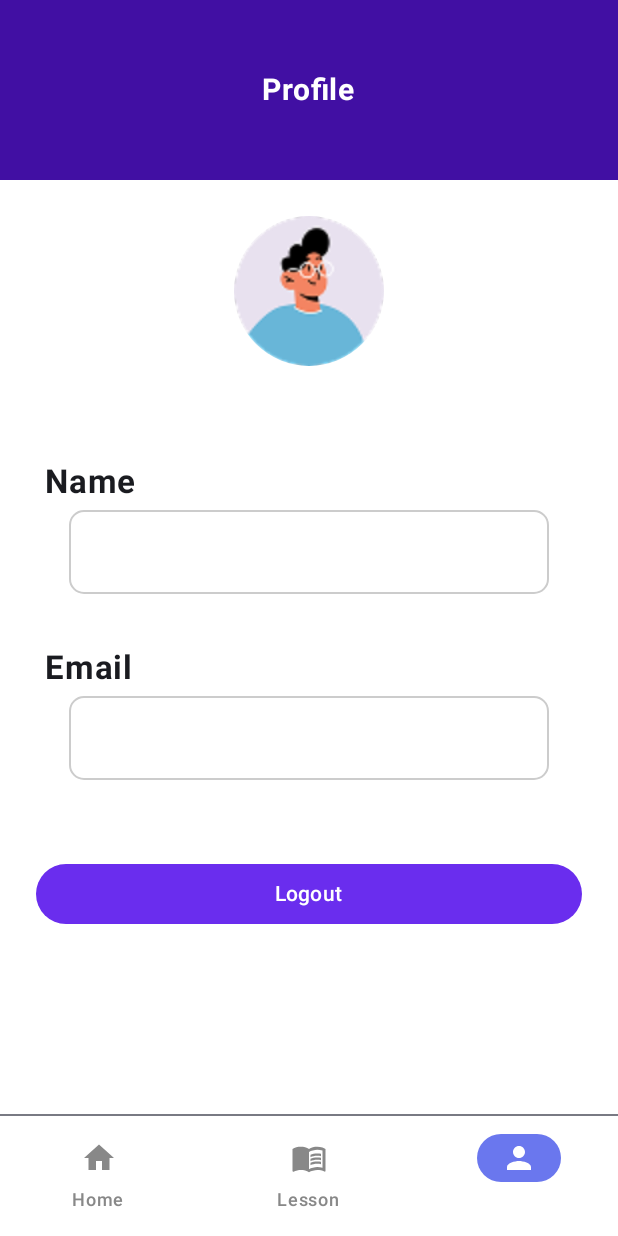
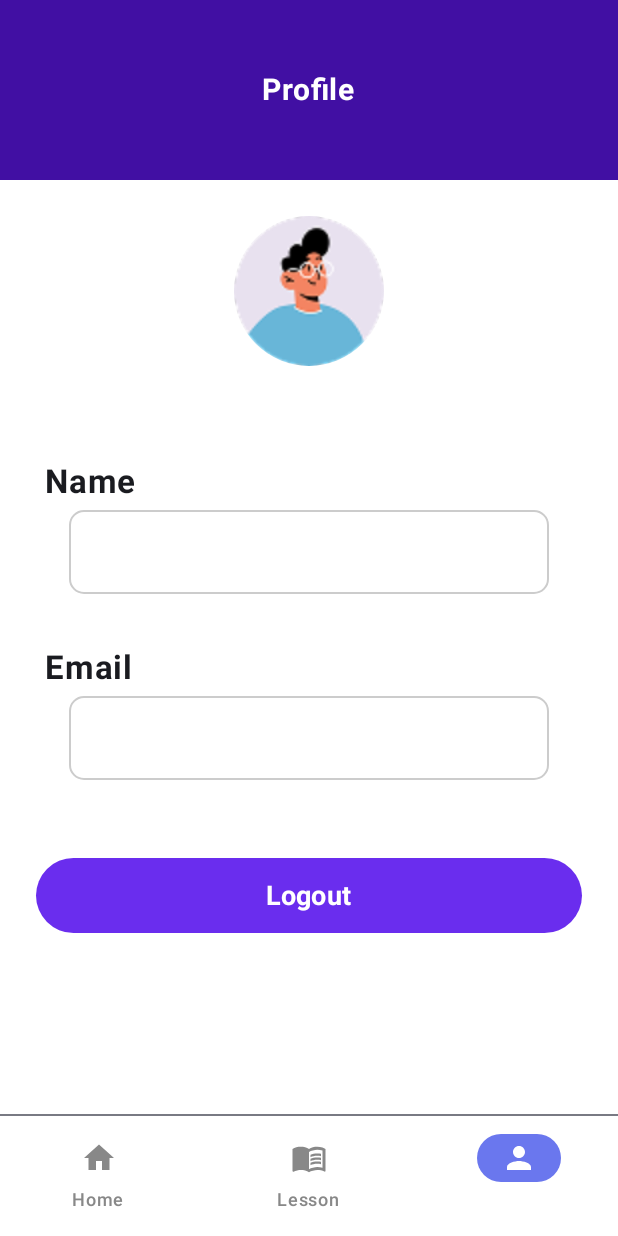
Before and after one commit to nkhoaa05/EnLearn, an Android app built with Jetpack Compose: the MainScreen screen opened through its navigation route, item 3 of the bottom bar chosen, on a phone screen of 412 x 824 dp. Run offline under Robolectric (Android 15) with nearby library versions, the phone set to English and light mode, and no system bars; our stand-ins replace Firebase (no records; nobody signed in at launch, a user with empty details on screens opened directly), livedata-compose.

Commit message:
edit UI profile

```diff
--- /dev/null
+++ b/app/src/main/java/com/example/enlearn/ui/components/InfoField.kt
@@ -0,0 +1,58 @@
+package com.example.enlearn.ui.components
+
+import androidx.compose.foundation.layout.Column
+import androidx.compose.foundation.layout.Spacer
+import androidx.compose.foundation.layout.fillMaxWidth
+import androidx.compose.foundation.layout.height
+import androidx.compose.foundation.layout.padding
+import androidx.compose.foundation.layout.width
+import androidx.compose.foundation.shape.RoundedCornerShape
+import androidx.compose.material3.OutlinedTextField
+import androidx.compose.material3.Text
+import androidx.compose.material3.TextFieldDefaults
+import androidx.compose.runtime.Composable
+import androidx.compose.ui.Alignment
+import androidx.compose.ui.Modifier
+import androidx.compose.ui.graphics.Color
+import androidx.compose.ui.text.font.FontWeight
+import androidx.compose.ui.unit.dp
+import androidx.compose.ui.unit.sp
+
+@Composable
+fun InfoField(
+    label: String,
+    value: String,
+) {
+    Text(
+        text = label,
+        fontSize = 22.sp,
+        fontWeight = FontWeight.Bold,
+        modifier = Modifier.padding(start = 30.dp)
+    )
+    Spacer(modifier = Modifier.height(5.dp))
+    Column(
+        modifier = Modifier.fillMaxWidth(),
+        horizontalAlignment = Alignment.CenterHorizontally
+    ) {
+        OutlinedTextField(
+            value = value,
+            onValueChange = {},
+            modifier = Modifier
+                .width(320.dp)
+                .height(56.dp),
+            shape = RoundedCornerShape(10.dp),
+            colors = TextFieldDefaults.colors(
+                focusedTextColor = Color.Black,
+                unfocusedTextColor = Color.Black,
+                focusedContainerColor = Color.White,
+                unfocusedContainerColor = Color.White,
+                focusedIndicatorColor = Color.LightGray,
+                unfocusedIndicatorColor = Color.LightGray
+            ),
+            singleLine = true,
+            readOnly = true
+        )
+    }
+
+    Spacer(modifier = Modifier.height(20.dp))
+}
--- a/app/src/main/java/com/example/enlearn/ui/screen/home/ProfileScreen.kt
+++ b/app/src/main/java/com/example/enlearn/ui/screen/home/ProfileScreen.kt
@@ -11,6 +11,7 @@ import androidx.compose.foundation.layout.height
 import androidx.compose.foundation.layout.padding
 import androidx.compose.foundation.layout.size
 import androidx.compose.foundation.shape.CircleShape
+import androidx.compose.foundation.shape.RoundedCornerShape
 import androidx.compose.material3.Button
 import androidx.compose.material3.ButtonDefaults
 import androidx.compose.material3.Text
@@ -28,10 +29,7 @@ import androidx.compose.ui.unit.sp
 import androidx.lifecycle.viewmodel.compose.viewModel
 import com.example.enlearn.R
 import com.example.enlearn.data.model.User
-import com.example.enlearn.presentation.home.MainScreen
-import com.example.enlearn.ui.components.InputField
-import com.example.enlearn.ui.components.MainScaffoldWithBottomNav
-import com.example.enlearn.ui.screen.home.LessonScreen
+import com.example.enlearn.ui.components.InfoField
 import com.example.enlearn.ui.viewModel.LoginViewModel
 
 
@@ -90,11 +88,11 @@ fun ProfileScreen() {
         Spacer(modifier = Modifier.height(32.dp))
 
         // Name Field
-        InputField("Name", user.fullName, {}, "", false)
+        InfoField("Name", user.fullName)
         Spacer(modifier = Modifier.height(16.dp))
 
         // Email Field
-        InputField("Email", user.email, {}, "", false)
+        InfoField("Email", user.email)
         Spacer(modifier = Modifier.height(32.dp))
 
         // Logout Button
@@ -102,10 +100,17 @@ fun ProfileScreen() {
             onClick = { viewModel.logout(context) },
             colors = ButtonDefaults.buttonColors(containerColor = Color(0xFF6A2DEE)),
             modifier = Modifier
+                .height(50.dp)
                 .fillMaxWidth()
+                .clip(RoundedCornerShape(10.dp))
                 .padding(horizontal = 24.dp)
         ) {
-            Text(text = "Logout", color = Color.White)
+            Text(
+                text = "Logout",
+                fontSize = 18.sp,
+                fontWeight = FontWeight.Bold,
+                color = Color.White
+            )
         }
     }
-    }
+}
```
